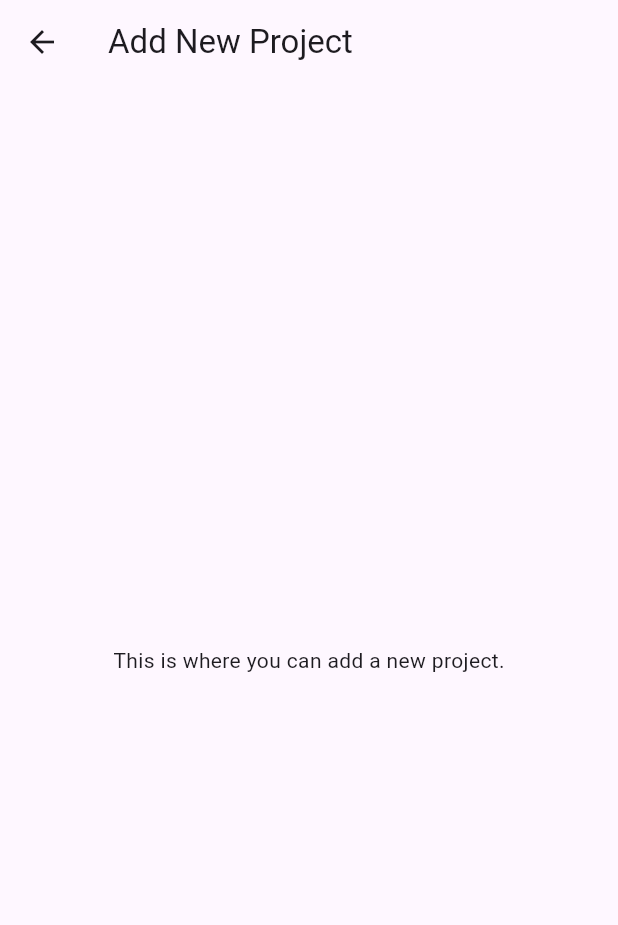
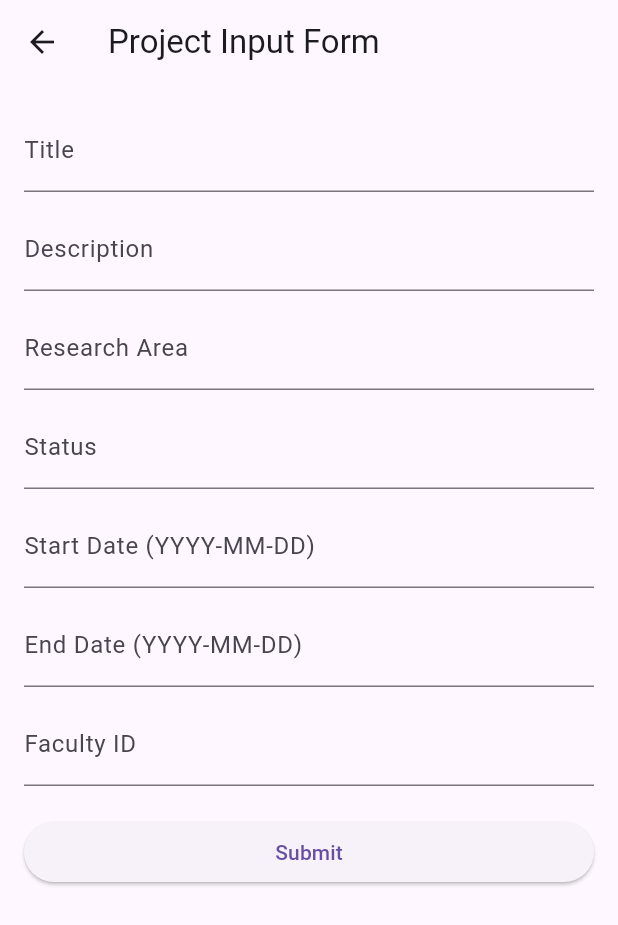
Before and after one commit to Swapnil-DevGeek/Hackenza-SOP-Portal-Devkrieg, a Flutter app: the FacultyDashboard screen opened directly, after a tap on the "add" icon, on a phone screen of 412 x 824 dp. Shown: the top 925 px of the screen. Run offline on Flutter 3.47's test engine with Material 3 defaults, Android fonts, the phone set to English and light mode, and no system bars; our stand-ins replace firebase_auth, firebase_core, google_sign_in; accounts and stored records are empty.

Commit message:
project add page

```diff
--- a/app/sopapp/lib/main.dart
+++ b/app/sopapp/lib/main.dart
@@ -1,4 +1,5 @@
 import 'package:flutter/material.dart';
+import 'package:sopapp/screens/admin/admin_dash.dart';
 import 'package:sopapp/screens/faculty/faculty_dash.dart';
 import 'package:sopapp/screens/signin.dart';
 import 'package:firebase_core/firebase_core.dart';
@@ -23,7 +24,7 @@ class MyApp extends StatelessWidget {
   Widget build(BuildContext context) {
     return MaterialApp(
       title: 'Flutter Demo',
-      home: SignInScreen(),
+      home: AdminDashboard(),
       theme: ThemeData.light(),
     );
   }
--- a/app/sopapp/lib/screens/faculty/add_faculty_project.dart
+++ b/app/sopapp/lib/screens/faculty/add_faculty_project.dart
@@ -1,14 +1,113 @@
 import 'package:flutter/material.dart';
+import 'package:sopapp/models/project.dart';
 
-class AddProjectPage extends StatelessWidget {
+class ProjectInputPage extends StatefulWidget {
+  @override
+  _ProjectInputPageState createState() => _ProjectInputPageState();
+}
+
+class _ProjectInputPageState extends State<ProjectInputPage> {
+  late TextEditingController _descriptionController;
+  late TextEditingController _titleController;
+  late TextEditingController _researchAreaController;
+  late TextEditingController _statusController;
+  late TextEditingController _startDateController;
+  late TextEditingController _endDateController;
+  late TextEditingController _facultyIdController;
+
+  @override
+  void initState() {
+    super.initState();
+    _descriptionController = TextEditingController();
+    _titleController = TextEditingController();
+    _researchAreaController = TextEditingController();
+    _statusController = TextEditingController();
+    _startDateController = TextEditingController();
+    _endDateController = TextEditingController();
+    _facultyIdController = TextEditingController();
+  }
+
+  @override
+  void dispose() {
+    _descriptionController.dispose();
+    _titleController.dispose();
+    _researchAreaController.dispose();
+    _statusController.dispose();
+    _startDateController.dispose();
+    _endDateController.dispose();
+    _facultyIdController.dispose();
+    super.dispose();
+  }
+
+  void _submitForm() {
+    Project project = Project(
+      1, // ID should be generated as per your requirement
+      _descriptionController.text,
+      DateTime.parse(_startDateController.text),
+      DateTime.parse(_endDateController.text),
+      _facultyIdController.text,
+      title: _titleController.text,
+      researchArea: _researchAreaController.text,
+      status: _statusController.text,
+    );
+
+    // Do something with the project object like saving it to a database or displaying it somewhere.
+    print(project);
+
+    // You can also navigate to another page or perform any other action here.
+  }
+
   @override
   Widget build(BuildContext context) {
     return Scaffold(
       appBar: AppBar(
-        title: const Text('Add New Project'),
+        title: Text('Project Input Form'),
       ),
-      body: const Center(
-        child: Text('This is where you can add a new project.'),
+      body: Padding(
+        padding: EdgeInsets.all(16.0),
+        child: ListView(
+          children: [
+            TextField(
+              controller: _titleController,
+              decoration: InputDecoration(labelText: 'Title'),
+            ),
+            SizedBox(height: 10),
+            TextField(
+              controller: _descriptionController,
+              decoration: InputDecoration(labelText: 'Description'),
+            ),
+            SizedBox(height: 10),
+            TextField(
+              controller: _researchAreaController,
+              decoration: InputDecoration(labelText: 'Research Area'),
+            ),
+            SizedBox(height: 10),
+            TextField(
+              controller: _statusController,
+              decoration: InputDecoration(labelText: 'Status'),
+            ),
+            SizedBox(height: 10),
+            TextField(
+              controller: _startDateController,
+              decoration: InputDecoration(labelText: 'Start Date (YYYY-MM-DD)'),
+            ),
+            SizedBox(height: 10),
+            TextField(
+              controller: _endDateController,
+              decoration: InputDecoration(labelText: 'End Date (YYYY-MM-DD)'),
+            ),
+            SizedBox(height: 10),
+            TextField(
+              controller: _facultyIdController,
+              decoration: InputDecoration(labelText: 'Faculty ID'),
+            ),
+            SizedBox(height: 20),
+            ElevatedButton(
+              onPressed: _submitForm,
+              child: Text('Submit'),
+            ),
+          ],
+        ),
       ),
     );
   }
--- a/app/sopapp/lib/screens/faculty/faculty_dash.dart
+++ b/app/sopapp/lib/screens/faculty/faculty_dash.dart
@@ -138,7 +138,7 @@ class _FacultyDashboardState extends State<FacultyDashboard> {
         onPressed: () {
           Navigator.push(
             context,
-            MaterialPageRoute(builder: (context) => AddProjectPage()),
+            MaterialPageRoute(builder: (context) => ProjectInputPage()),
           );
         },
         child: Icon(Icons.add),
```
